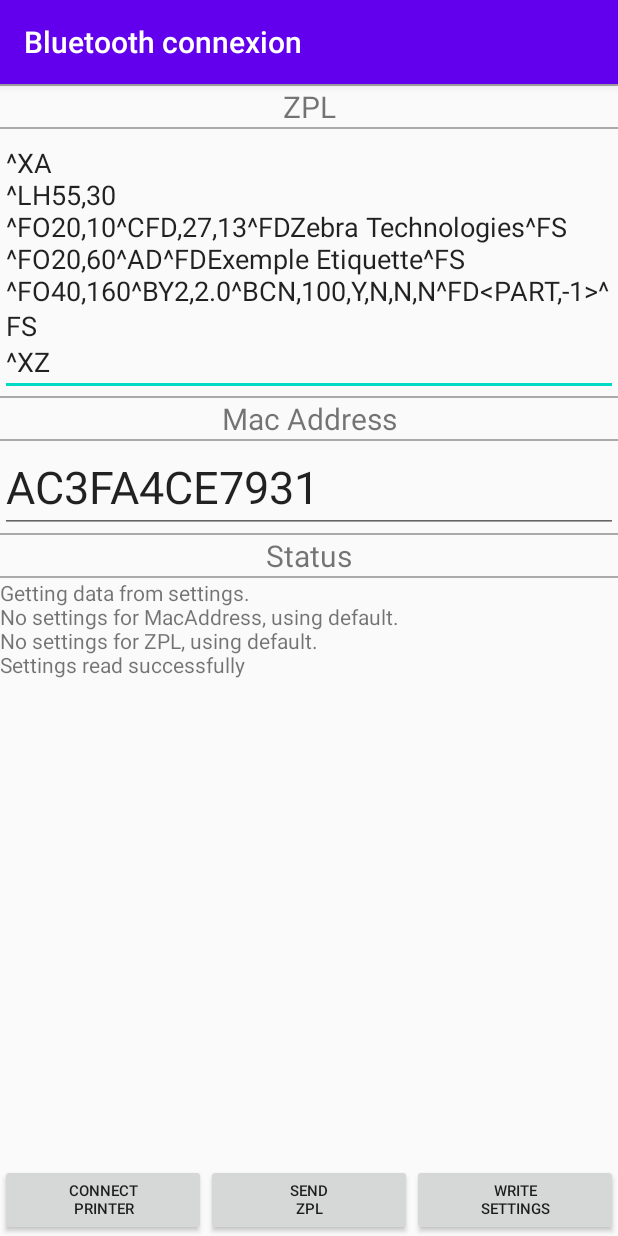
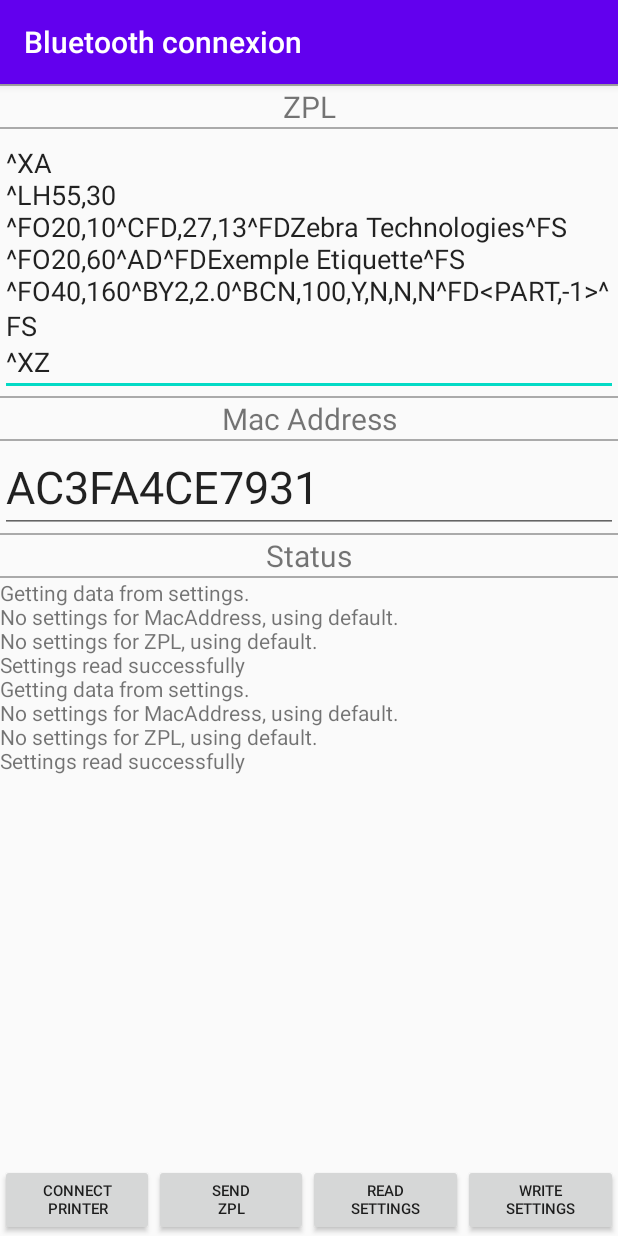
Before and after one commit to ltrudu/PrintWrapperSample, an Android app: the screen it shows after launch (BTConnectActivity), after a tap on an icon or button, on a phone screen of 412 x 824 dp. Run offline under Robolectric (Android 15) with nearby library versions, the phone set to English and light mode, and no system bars; libraries missing offline, so code that uses them is left out: com.zebra.printwrapper, com.zebra.sdk; 1 other tap on this screen came first.

Commit message:
Added Read Settings Button Version update

```diff
--- a/PrintWrapperSampleApp/build.gradle
+++ b/PrintWrapperSampleApp/build.gradle
@@ -12,8 +12,8 @@ android {
         applicationId "com.zebra.printwrappersample"
         minSdkVersion 30
         targetSdkVersion 33
-        versionCode 2
-        versionName "1.3"
+        versionCode 4
+        versionName "1.4"
 
         testInstrumentationRunner "androidx.test.runner.AndroidJUnitRunner"
     }
@@ -39,7 +39,7 @@ dependencies {
     androidTestImplementation 'androidx.test.espresso:espresso-core:3.3.0'
 
     // Copy paste in your build.gradle
-    implementation 'com.github.ltrudu:PrintWrapper:V1.3'
+    implementation 'com.github.ltrudu:PrintWrapper:V1.4'
     // For dev only
     //implementation project(path: ':PrintWrapper')
 
--- a/PrintWrapperSampleApp/src/main/java/com/zebra/printwrappersample/BTConnectActivity.java
+++ b/PrintWrapperSampleApp/src/main/java/com/zebra/printwrappersample/BTConnectActivity.java
@@ -153,6 +153,13 @@ public class BTConnectActivity extends AppCompatActivity {
             @Override
             public void onClick(View v) {
                 writeToSettings();
+            }
+        });
+
+        findViewById(R.id.button_readsettings).setOnClickListener(new View.OnClickListener() {
+            @Override
+            public void onClick(View v) {
+                getFromSettings();
             }
         });
 
--- a/PrintWrapperSampleApp/src/main/res/layout/activity_main.xml
+++ b/PrintWrapperSampleApp/src/main/res/layout/activity_main.xml
@@ -37,6 +37,16 @@
             android:text="Send\nZPL"
             android:textSize="10sp"
             android:visibility="visible" />
+
+            <Button
+                android:id="@+id/button_readsettings"
+                android:layout_width="wrap_content"
+                android:layout_height="wrap_content"
+                android:layout_weight="1"
+                android:text="Read\nSettings"
+                android:textSize="10sp"
+                android:visibility="visible" />
+
 
             <Button
                 android:id="@+id/button_writesettings"
```
Also changed, not shown: 1 other file.
